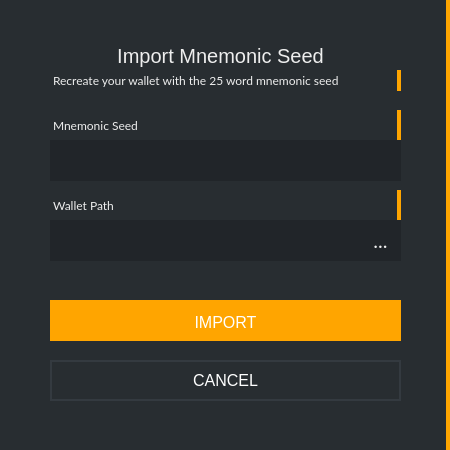
Above: src/gui/ui/importseed.ui from ConcealNetwork/conceal-desktop before the change. Below: the same form after it.
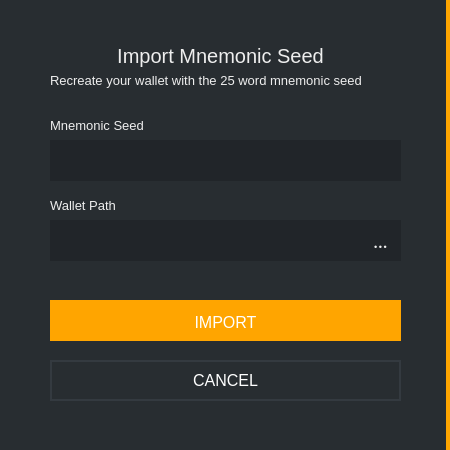
That is the form after the change.

Diff of the .ui file:
```diff
--- a/src/gui/ui/importseed.ui
+++ b/src/gui/ui/importseed.ui
@@ -42,12 +42,11 @@
     </property>
     <property name="font">
      <font>
-      <family>Lato</family>
-      <pointsize>9</pointsize>
+      <pointsize>-1</pointsize>
      </font>
     </property>
     <property name="styleSheet">
-     <string notr="true">color: #eee;\nborder-right: 0px;\nfont-size: 12px;</string>
+     <string notr="true">color: #eee;border-right: 0px;font-size: 13px;</string>
     </property>
     <property name="text">
      <string>Recreate your wallet with the 25 word mnemonic seed</string>
@@ -90,12 +89,11 @@
     </property>
     <property name="font">
      <font>
-      <family>Lato</family>
-      <pointsize>9</pointsize>
+      <pointsize>-1</pointsize>
      </font>
     </property>
     <property name="styleSheet">
-     <string notr="true">color: #eee;\nborder-right: 0px;\nfont-size: 13px;</string>
+     <string notr="true">color: #eee;border-right: 0px;font-size: 13px;</string>
     </property>
     <property name="text">
      <string>Mnemonic Seed</string>
@@ -140,12 +138,11 @@
     </property>
     <property name="font">
      <font>
-      <family>Lato</family>
-      <pointsize>9</pointsize>
+      <pointsize>-1</pointsize>
      </font>
     </property>
     <property name="styleSheet">
-     <string notr="true">color: #eee;\nborder-right: 0px;\nfont-size: 13px;</string>
+     <string notr="true">color: #eee;border-right: 0px;font-size: 13px;</string>
     </property>
     <property name="text">
      <string>Wallet Path</string>
```
